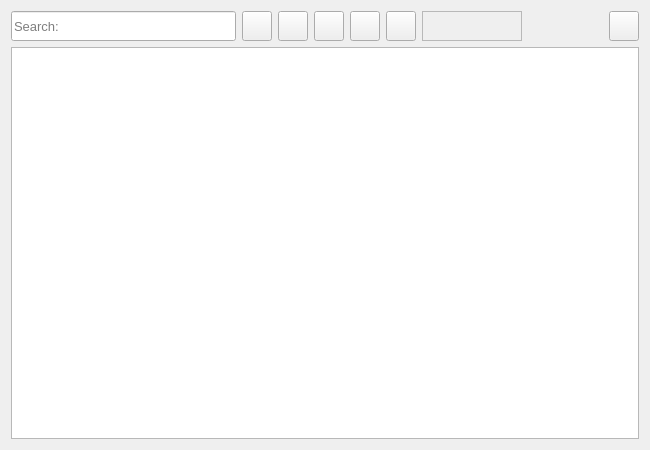
Before: the Qt Designer form ui/vault/vault_view.ui in inkgnt/CryptPass, drawn with Qt 5.
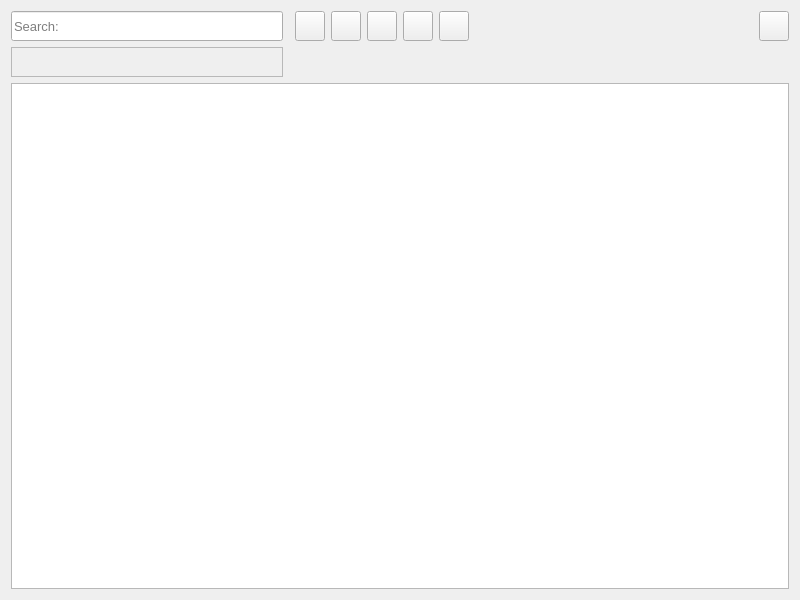
After: the same form once the commit is applied. Custom widgets are drawn as their Qt base class.

Commit message: Improve secure widget classes

Patch:
```diff
--- a/ui/vault/vault_view.ui
+++ b/ui/vault/vault_view.ui
@@ -6,16 +6,10 @@
    <rect>
     <x>0</x>
     <y>0</y>
-    <width>650</width>
-    <height>450</height>
+    <width>800</width>
+    <height>600</height>
    </rect>
   </property>
-  <property name="minimumSize">
-   <size>
-    <width>0</width>
-    <height>0</height>
-   </size>
-  </property>
   <property name="windowTitle">
    <string>Form</string>
   </property>
@@ -23,154 +17,8 @@
    <enum>Qt::LayoutDirection::LeftToRight</enum>
   </property>
   <layout class="QGridLayout" name="gridLayout">
-   <item row="0" column="3">
-    <widget class="QPushButton" name="lockButton">
-     <property name="minimumSize">
-      <size>
-       <width>30</width>
-       <height>30</height>
-      </size>
-     </property>
-     <property name="maximumSize">
-      <size>
-       <width>30</width>
-       <height>30</height>
-      </size>
-     </property>
-     <property name="text">
-      <string/>
-     </property>
-     <property name="iconSize">
-      <size>
-       <width>25</width>
-       <height>25</height>
-      </size>
-     </property>
-    </widget>
-   </item>
    <item row="0" column="4">
-    <widget class="QPushButton" name="importButton">
-     <property name="minimumSize">
-      <size>
-       <width>30</width>
-       <height>30</height>
-      </size>
-     </property>
-     <property name="maximumSize">
-      <size>
-       <width>30</width>
-       <height>30</height>
-      </size>
-     </property>
-     <property name="text">
-      <string/>
-     </property>
-     <property name="iconSize">
-      <size>
-       <width>25</width>
-       <height>25</height>
-      </size>
-     </property>
-    </widget>
-   </item>
-   <item row="0" column="1">
-    <widget class="QPushButton" name="addPasswordButton">
-     <property name="sizePolicy">
-      <sizepolicy hsizetype="Fixed" vsizetype="Fixed">
-       <horstretch>0</horstretch>
-       <verstretch>0</verstretch>
-      </sizepolicy>
-     </property>
-     <property name="minimumSize">
-      <size>
-       <width>30</width>
-       <height>30</height>
-      </size>
-     </property>
-     <property name="maximumSize">
-      <size>
-       <width>30</width>
-       <height>30</height>
-      </size>
-     </property>
-     <property name="text">
-      <string/>
-     </property>
-     <property name="iconSize">
-      <size>
-       <width>25</width>
-       <height>25</height>
-      </size>
-     </property>
-    </widget>
-   </item>
-   <item row="1" column="0" colspan="9">
-    <widget class="QListWidget" name="listWidget">
-     <property name="font">
-      <font>
-       <pointsize>10</pointsize>
-      </font>
-     </property>
-    </widget>
-   </item>
-   <item row="0" column="8">
-    <widget class="QPushButton" name="settingsButton">
-     <property name="minimumSize">
-      <size>
-       <width>30</width>
-       <height>30</height>
-      </size>
-     </property>
-     <property name="maximumSize">
-      <size>
-       <width>30</width>
-       <height>30</height>
-      </size>
-     </property>
-     <property name="text">
-      <string/>
-     </property>
-     <property name="iconSize">
-      <size>
-       <width>25</width>
-       <height>25</height>
-      </size>
-     </property>
-    </widget>
-   </item>
-   <item row="0" column="2">
-    <widget class="QPushButton" name="deletePasswordButton">
-     <property name="sizePolicy">
-      <sizepolicy hsizetype="Fixed" vsizetype="Fixed">
-       <horstretch>0</horstretch>
-       <verstretch>0</verstretch>
-      </sizepolicy>
-     </property>
-     <property name="minimumSize">
-      <size>
-       <width>30</width>
-       <height>30</height>
-      </size>
-     </property>
-     <property name="maximumSize">
-      <size>
-       <width>30</width>
-       <height>30</height>
-      </size>
-     </property>
-     <property name="text">
-      <string/>
-     </property>
-     <property name="iconSize">
-      <size>
-       <width>25</width>
-       <height>25</height>
-      </size>
-     </property>
-    </widget>
-   </item>
-   <item row="0" column="5">
-    <widget class="QPushButton" name="exportButton">
+    <widget class="QPushButton" name="lockButton">
      <property name="minimumSize">
       <size>
        <width>30</width>
@@ -195,18 +43,80 @@
     </widget>
    </item>
    <item row="0" column="6">
-    <widget class="SecureLineEdit" name="frame">
+    <widget class="QPushButton" name="exportButton">
      <property name="minimumSize">
       <size>
-       <width>100</width>
+       <width>30</width>
+       <height>30</height>
+      </size>
+     </property>
+     <property name="maximumSize">
+      <size>
+       <width>30</width>
+       <height>30</height>
+      </size>
+     </property>
+     <property name="text">
+      <string/>
+     </property>
+     <property name="iconSize">
+      <size>
+       <width>25</width>
+       <height>25</height>
+      </size>
+     </property>
+    </widget>
+   </item>
+   <item row="0" column="3">
+    <widget class="QPushButton" name="deletePasswordButton">
+     <property name="sizePolicy">
+      <sizepolicy hsizetype="Fixed" vsizetype="Fixed">
+       <horstretch>0</horstretch>
+       <verstretch>0</verstretch>
+      </sizepolicy>
+     </property>
+     <property name="minimumSize">
+      <size>
+       <width>30</width>
+       <height>30</height>
+      </size>
+     </property>
+     <property name="maximumSize">
+      <size>
+       <width>30</width>
+       <height>30</height>
+      </size>
+     </property>
+     <property name="text">
+      <string/>
+     </property>
+     <property name="iconSize">
+      <size>
+       <width>25</width>
+       <height>25</height>
+      </size>
+     </property>
+    </widget>
+   </item>
+   <item row="0" column="8">
+    <spacer name="horizontalSpacer">
+     <property name="orientation">
+      <enum>Qt::Orientation::Horizontal</enum>
+     </property>
+     <property name="sizeHint" stdset="0">
+      <size>
+       <width>183</width>
        <height>20</height>
       </size>
      </property>
-     <property name="frameShape">
-      <enum>QFrame::Shape::StyledPanel</enum>
-     </property>
-     <property name="frameShadow">
-      <enum>QFrame::Shadow::Raised</enum>
+    </spacer>
+   </item>
+   <item row="2" column="0" colspan="10">
+    <widget class="QListWidget" name="listWidget">
+     <property name="font">
+      <font>
+       <pointsize>10</pointsize>
+      </font>
      </property>
     </widget>
    </item>
@@ -237,18 +147,102 @@
      </property>
     </widget>
    </item>
-   <item row="0" column="7">
-    <spacer name="horizontalSpacer">
-     <property name="orientation">
-      <enum>Qt::Orientation::Horizontal</enum>
+   <item row="0" column="2">
+    <widget class="QPushButton" name="addPasswordButton">
+     <property name="sizePolicy">
+      <sizepolicy hsizetype="Fixed" vsizetype="Fixed">
+       <horstretch>0</horstretch>
+       <verstretch>0</verstretch>
+      </sizepolicy>
      </property>
-     <property name="sizeHint" stdset="0">
+     <property name="minimumSize">
       <size>
-       <width>183</width>
-       <height>20</height>
+       <width>30</width>
+       <height>30</height>
       </size>
      </property>
-    </spacer>
+     <property name="maximumSize">
+      <size>
+       <width>30</width>
+       <height>30</height>
+      </size>
+     </property>
+     <property name="text">
+      <string/>
+     </property>
+     <property name="iconSize">
+      <size>
+       <width>25</width>
+       <height>25</height>
+      </size>
+     </property>
+    </widget>
+   </item>
+   <item row="0" column="9">
+    <widget class="QPushButton" name="settingsButton">
+     <property name="minimumSize">
+      <size>
+       <width>30</width>
+       <height>30</height>
+      </size>
+     </property>
+     <property name="maximumSize">
+      <size>
+       <width>30</width>
+       <height>30</height>
+      </size>
+     </property>
+     <property name="text">
+      <string/>
+     </property>
+     <property name="iconSize">
+      <size>
+       <width>25</width>
+       <height>25</height>
+      </size>
+     </property>
+    </widget>
+   </item>
+   <item row="0" column="5">
+    <widget class="QPushButton" name="importButton">
+     <property name="minimumSize">
+      <size>
+       <width>30</width>
+       <height>30</height>
+      </size>
+     </property>
+     <property name="maximumSize">
+      <size>
+       <width>30</width>
+       <height>30</height>
+      </size>
+     </property>
+     <property name="text">
+      <string/>
+     </property>
+     <property name="iconSize">
+      <size>
+       <width>25</width>
+       <height>25</height>
+      </size>
+     </property>
+    </widget>
+   </item>
+   <item row="1" column="0">
+    <widget class="SecureLineEdit" name="frame">
+     <property name="minimumSize">
+      <size>
+       <width>225</width>
+       <height>30</height>
+      </size>
+     </property>
+     <property name="frameShape">
+      <enum>QFrame::Shape::StyledPanel</enum>
+     </property>
+     <property name="frameShadow">
+      <enum>QFrame::Shadow::Raised</enum>
+     </property>
+    </widget>
    </item>
   </layout>
  </widget>
```
The commit also changes 6 other files.
